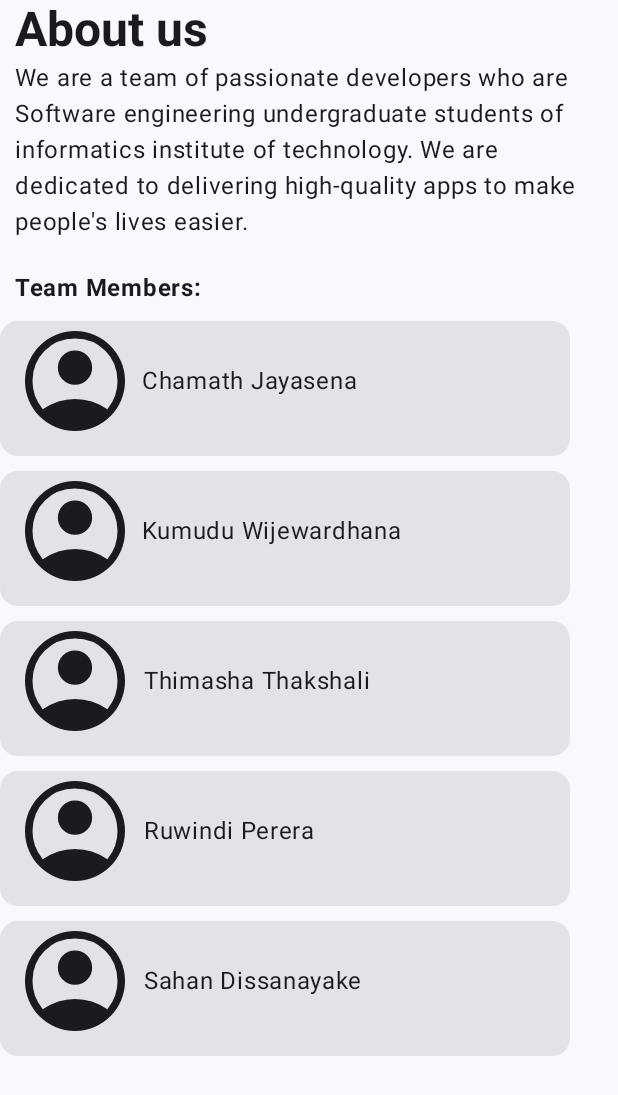
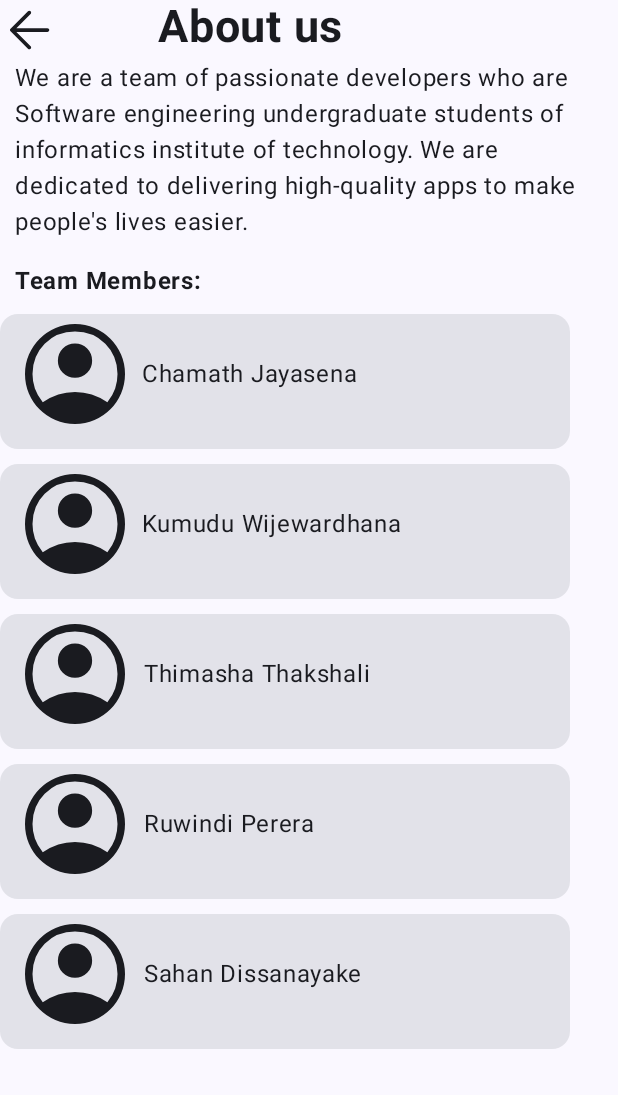
Before and after one commit to chamajay/deepsense, an Android app built with Jetpack Compose: the AboutUsScreen screen opened through its navigation route, on a phone screen of 412 x 824 dp. Shown: the top 1095 px of the screen. Run offline under Robolectric (Android 15) with nearby library versions, the phone set to English and light mode, and no system bars; our stand-ins replace Dagger/Hilt's generated code.

Commit message:
Add arrows to about us and contact us screens

```diff
--- a/app/src/main/java/com/codestack/deepsense/navigation/NavGraph.kt
+++ b/app/src/main/java/com/codestack/deepsense/navigation/NavGraph.kt
@@ -8,6 +8,7 @@ import com.codestack.deepsense.screens.signup.SignUpScreen
 import com.codestack.deepsense.screens.WelcomeScreen
 import com.codestack.deepsense.screens.aboutus.AboutUsScreen
 import com.codestack.deepsense.screens.activity.ActivityScreen
+import com.codestack.deepsense.screens.contactus.ContactUsScreen
 import com.codestack.deepsense.screens.home.HomeScreen
 import com.codestack.deepsense.screens.login.LoginScreen
 
@@ -17,7 +18,7 @@ fun SetupNavGraph(
 ) {
     NavHost(
         navController = navController,
-        startDestination = Screens.AboutUs.route
+        startDestination = Screens.ContactUs.route
     ) {
         composable(
             route = Screens.Welcome.route
@@ -50,5 +51,10 @@ fun SetupNavGraph(
         ) {
             AboutUsScreen()
         }
+        composable(
+            route = Screens.ContactUs.route
+        ) {
+            ContactUsScreen()
+        }
     }
 }
--- a/app/src/main/java/com/codestack/deepsense/navigation/Screens.kt
+++ b/app/src/main/java/com/codestack/deepsense/navigation/Screens.kt
@@ -7,5 +7,6 @@ sealed class Screens(val route: String) {
     object Activity: Screens(route = "activity_screen")
     object Login: Screens(route = "login_screen")
     object AboutUs: Screens(route = "aboutus_screen")
+    object ContactUs: Screens(route = "contactus_screen")
 
 }
--- a/app/src/main/java/com/codestack/deepsense/screens/aboutus/AboutUsScreen.kt
+++ b/app/src/main/java/com/codestack/deepsense/screens/aboutus/AboutUsScreen.kt
@@ -13,22 +13,30 @@ import androidx.compose.ui.text.style.TextAlign
 import androidx.compose.ui.text.style.TextOverflow
 import androidx.compose.ui.tooling.preview.Preview
 import androidx.compose.ui.unit.dp
+import androidx.compose.ui.unit.sp
 import com.codestack.deepsense.R
 
 
 @OptIn(ExperimentalMaterial3Api::class)
 @Composable
 fun AboutUsScreen() {
+
     Surface{
         Column(modifier=Modifier.fillMaxHeight()) {
 
+
             Row {
-                Spacer(modifier = Modifier.width(10.dp))
+                Icon(
+                    painter = painterResource(R.drawable.arrow_back_48px),
+                    "back arrow",
+                    modifier = Modifier
+                        .size(40.dp)
+                )
+                Spacer(modifier = Modifier.width(65.dp))
                 Text(
                     "About us",
                     fontWeight = FontWeight.Bold,
-                    textAlign = TextAlign.Center,
-                    style = MaterialTheme.typography.headlineLarge
+                    fontSize = 30.sp
                 )
                 Spacer(modifier = Modifier.height(10.dp))
             }
@@ -41,7 +49,7 @@ fun AboutUsScreen() {
                 )
 
             }
-            Spacer(modifier = Modifier.height(10.dp))
+            Spacer(modifier = Modifier.height(5.dp))
                 Spacer(modifier = Modifier.height(10.dp))
                 Row {
                     Spacer(modifier = Modifier.width(10.dp))
--- a/app/src/main/java/com/codestack/deepsense/screens/contactus/ContactUsScreen.kt
+++ b/app/src/main/java/com/codestack/deepsense/screens/contactus/ContactUsScreen.kt
@@ -25,8 +25,21 @@ fun ContactUsScreen() {
             .fillMaxHeight()
 
     ){
-        Text(text = "Contact Us", fontWeight = FontWeight.Bold, fontSize = 24.sp)
-        Spacer(modifier = Modifier.height(30.dp))
+        Row{
+            Icon(
+                painter = painterResource(R.drawable.arrow_back_48px),
+                "back arrow",
+                modifier = Modifier
+                    .size(40.dp)
+            )
+            Spacer(modifier = Modifier.width(60.dp))
+
+            Text(text = "Contact Us",
+                fontWeight = FontWeight.Bold,
+                fontSize = 30.sp)
+            Spacer(modifier = Modifier.height(70.dp))
+        }
+
 
         Card(Modifier.size(width = 350.dp, height = 140.dp)) {
             Spacer(modifier = Modifier.height(20.dp))
--- /dev/null
+++ b/app/src/main/res/drawable/arrow_back_48px.xml
@@ -0,0 +1,10 @@
+<vector xmlns:android="http://schemas.android.com/apk/res/android"
+    android:width="48dp"
+    android:height="48dp"
+    android:viewportWidth="960"
+    android:viewportHeight="960"
+    >
+  <path
+      android:fillColor="@android:color/white"
+      android:pathData="M447,779L169,501Q164,496 162,491Q160,486 160,480Q160,474 162,469Q164,464 169,459L448,180Q456,172 468,172Q480,172 489,181Q498,190 498,202Q498,214 489,223L262,450L758,450Q771,450 779.5,458.5Q788,467 788,480Q788,493 779.5,501.5Q771,510 758,510L262,510L490,738Q498,746 498,758Q498,770 489,779Q480,788 468,788Q456,788 447,779Z"/>
+</vector>
```
